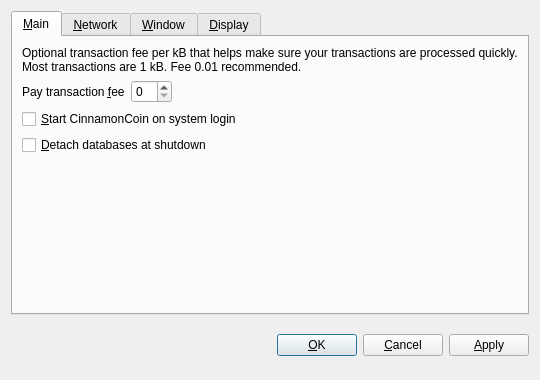
cinnamoncoin/cinnamoncoin, file src/qt/forms/optionsdialog.ui: the form before one commit.
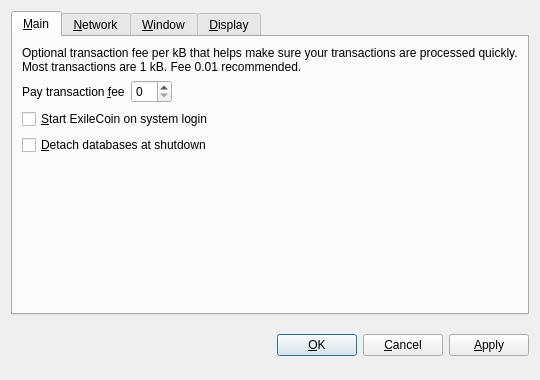
The form after the commit. Custom widgets are drawn as their Qt base class.

```diff
--- a/src/qt/forms/optionsdialog.ui
+++ b/src/qt/forms/optionsdialog.ui
@@ -82,7 +82,7 @@
           <string>Automatically start CinnamonCoin after logging in to the system.</string>
          </property>
          <property name="text">
-          <string>&amp;Start CinnamonCoin on system login</string>
+          <string>&amp;Start ExileCoin on system login</string>
          </property>
         </widget>
        </item>
```
Left out of the diff: 10 changed lines with no effect on the pictures.
